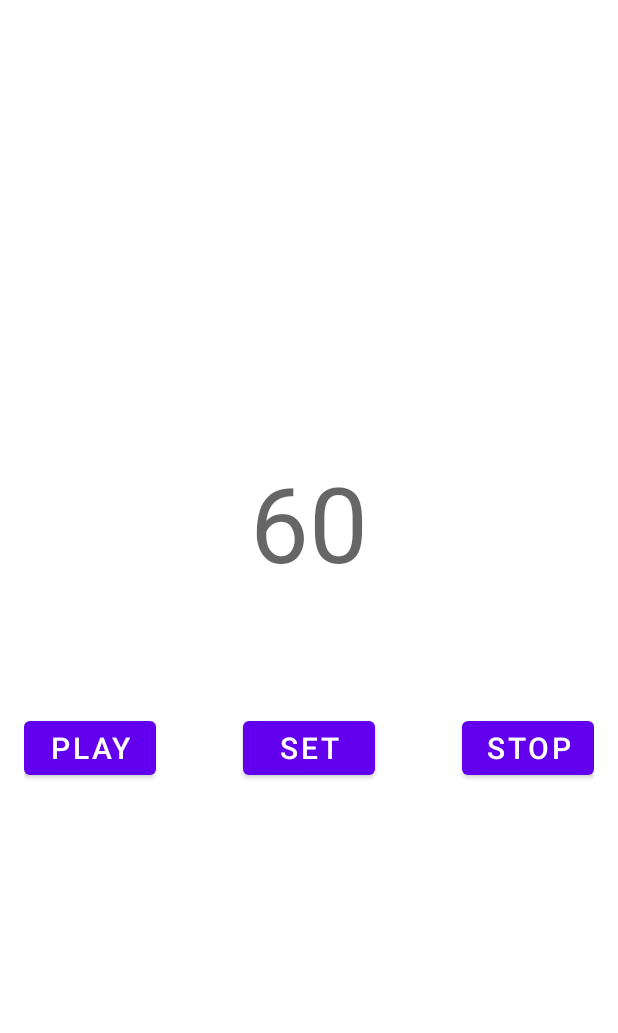
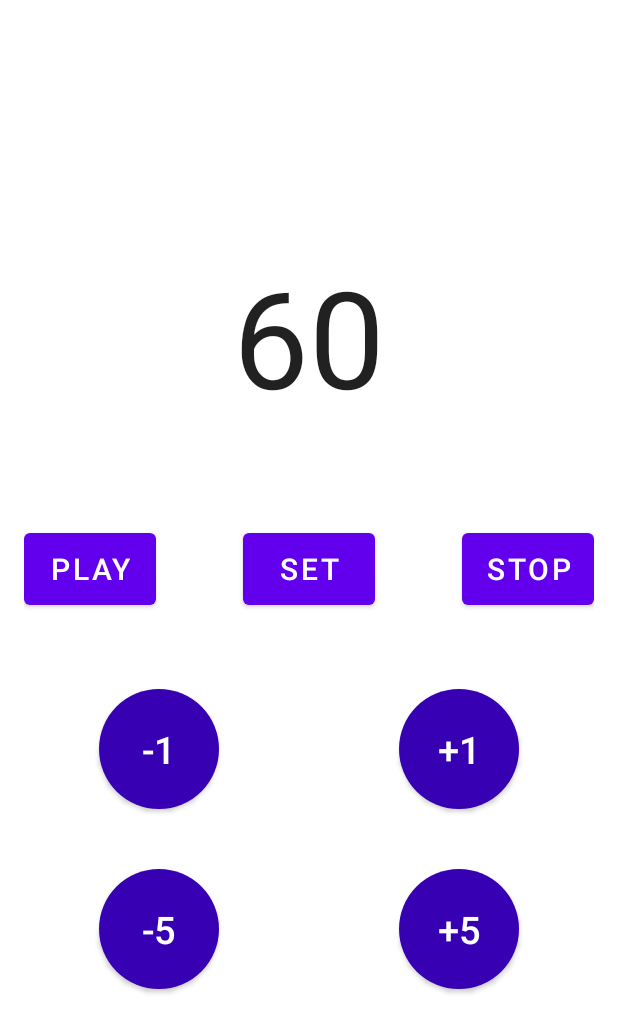
Before and after one commit to dddddjent/Metronome, an Android app: the screen it shows after launch (MainActivity), on a phone screen of 412 x 824 dp. Shown: the top 1033 px of the screen. Run offline under Robolectric (Android 15) with nearby library versions, the phone set to English and light mode, and no system bars.

Commit message:
Functions completed

```diff
--- a/app/src/main/java/com/example/metronome/MainActivity.kt
+++ b/app/src/main/java/com/example/metronome/MainActivity.kt
@@ -19,6 +19,32 @@ class MainActivity : AppCompatActivity() {
 
         soundManager = SoundManager(this)
 
+        initButtons()
+    }
+
+    private fun bpmToIntervalMS(bpm: Long): Long {
+        return 60000 / bpm
+    }
+
+    private fun changeBPM(value: Int, isIncrease: Boolean) {
+        if (isIncrease)
+            soundManager.bpm = soundManager.bpm + value
+        else
+            soundManager.bpm = soundManager.bpm - value
+        val bpm = soundManager.bpm
+        val text = findViewById<TextView>(R.id.bpm_text)
+        text.setText(bpm.toString())
+
+        soundManager.interval = bpmToIntervalMS(bpm)
+        if (soundManager.isRunning == true) {
+            soundManager.stop()
+            soundManager.run()
+        }
+        Toast.makeText(this, "bpm: $bpm", Toast.LENGTH_SHORT).show()
+        Log.i(Tag, "bpm: $bpm")
+    }
+
+    fun initButtons() {
         val playButton = findViewById<Button>(R.id.play_button)
         playButton.setOnClickListener {
             soundManager.run()
@@ -41,6 +67,7 @@ class MainActivity : AppCompatActivity() {
                 Log.e(Tag, "Not an Integer!")
                 return@setOnClickListener
             }
+            soundManager.bpm = bpm
             soundManager.interval = bpmToIntervalMS(bpm)
             if (soundManager.isRunning == true) {
                 soundManager.stop()
@@ -49,9 +76,22 @@ class MainActivity : AppCompatActivity() {
             Toast.makeText(this, "bpm: $bpm", Toast.LENGTH_SHORT).show()
             Log.i(Tag, "bpm: $bpm")
         }
-    }
 
-    private fun bpmToIntervalMS(bpm: Long): Long {
-        return 60000 / bpm
+        val decOneButton = findViewById<Button>(R.id.dec_1_button)
+        decOneButton.setOnClickListener {
+            changeBPM(1, false)
+        }
+        val incOneButton = findViewById<Button>(R.id.inc_1_button)
+        incOneButton.setOnClickListener {
+            changeBPM(1, true)
+        }
+        val decFiveButton = findViewById<Button>(R.id.dec_5_button)
+        decFiveButton.setOnClickListener {
+            changeBPM(5, false)
+        }
+        val incFiveButton = findViewById<Button>(R.id.inc_5_button)
+        incFiveButton.setOnClickListener {
+            changeBPM(5, true)
+        }
     }
 }
--- a/app/src/main/java/com/example/metronome/SoundManager.kt
+++ b/app/src/main/java/com/example/metronome/SoundManager.kt
@@ -13,6 +13,7 @@ class SoundManager(val context: MainActivity) {
     private val soundID = HashMap<String, Int>()
     private val maxStreams = 5
     var interval = 1000L
+    var bpm = 60L
     var isRunning = false
     private val executionService = Executors.newScheduledThreadPool(3)
     private var futureTask: ScheduledFuture<*>
--- /dev/null
+++ b/app/src/main/res/drawable/circle_button.xml
@@ -0,0 +1,8 @@
+<?xml version="1.0" encoding="utf-8"?>
+<shape xmlns:android="http://schemas.android.com/apk/res/android"
+    android:shape="oval">
+    <solid android:color="@color/purple_700" />   <!-- 设置背景颜色 -->
+    <size
+        android:width="@dimen/button_radius"
+        android:height="@dimen/button_radius" />
+</shape>
--- a/app/src/main/res/layout/activity_main.xml
+++ b/app/src/main/res/layout/activity_main.xml
@@ -20,15 +20,15 @@
             android:layout_width="match_parent"
             android:layout_height="wrap_content"
             android:background="@null"
-            android:hint="60"
+            android:text="60"
             android:singleLine="true"
             android:textAlignment="center"
-            android:textSize="70sp" />
+            android:textSize="90sp" />
 
         <TextView
             android:id="@+id/blank_text"
             android:layout_width="match_parent"
-            android:layout_height="80dp"
+            android:layout_height="65dp"
             android:layout_below="@id/bpm_text"
             android:background="@null"
             android:text="" />
@@ -36,7 +36,7 @@
         <Button
             android:id="@+id/play_button"
             android:layout_width="wrap_content"
-            android:layout_height="wrap_content"
+            android:layout_height="@dimen/button_height"
             android:layout_below="@id/blank_text"
             android:layout_alignParentStart="true"
             android:text="PLAY"
@@ -45,7 +45,7 @@
         <Button
             android:id="@+id/stop_button"
             android:layout_width="wrap_content"
-            android:layout_height="wrap_content"
+            android:layout_height="@dimen/button_height"
             android:layout_below="@id/blank_text"
             android:layout_alignParentEnd="true"
             android:text="STOP"
@@ -54,10 +54,74 @@
         <Button
             android:id="@+id/set_button"
             android:layout_width="-1dp"
-            android:layout_height="wrap_content"
+            android:layout_height="@dimen/button_height"
             android:layout_below="@id/blank_text"
             android:layout_centerHorizontal="true"
             android:text="SET"
             android:textSize="20sp" />
+
+        <TextView
+            android:id="@+id/blank_text_1"
+            android:layout_width="match_parent"
+            android:layout_height="50dp"
+            android:layout_below="@id/set_button"
+            android:background="@null"
+            android:text="" />
+
+        <android.widget.Button
+            android:id="@+id/dec_1_button"
+            android:layout_width="@dimen/button_radius"
+            android:layout_height="@dimen/button_radius"
+            android:layout_below="@id/blank_text_1"
+            android:layout_alignParentStart="true"
+            android:layout_marginStart="50dp"
+            android:background="@drawable/circle_button"
+            android:text="-1"
+            android:textColor="@color/white"
+            android:textSize="@dimen/circle_button_text_size" />
+
+        <android.widget.Button
+            android:id="@+id/inc_1_button"
+            android:layout_width="@dimen/button_radius"
+            android:layout_height="@dimen/button_radius"
+            android:layout_below="@id/blank_text_1"
+            android:layout_alignParentEnd="true"
+            android:layout_marginEnd="50dp"
+            android:background="@drawable/circle_button"
+            android:text="+1"
+            android:textColor="@color/white"
+            android:textSize="@dimen/circle_button_text_size" />
+
+        <TextView
+            android:id="@+id/blank_text_2"
+            android:layout_width="match_parent"
+            android:layout_height="40dp"
+            android:layout_below="@id/inc_1_button"
+            android:background="@null"
+            android:text="" />
+
+        <android.widget.Button
+            android:id="@+id/dec_5_button"
+            android:layout_width="@dimen/button_radius"
+            android:layout_height="@dimen/button_radius"
+            android:layout_below="@id/blank_text_2"
+            android:layout_alignParentStart="true"
+            android:layout_marginStart="50dp"
+            android:background="@drawable/circle_button"
+            android:text="-5"
+            android:textColor="@color/white"
+            android:textSize="@dimen/circle_button_text_size" />
+
+        <android.widget.Button
+            android:id="@+id/inc_5_button"
+            android:layout_width="@dimen/button_radius"
+            android:layout_height="@dimen/button_radius"
+            android:layout_below="@id/blank_text_2"
+            android:layout_alignParentEnd="true"
+            android:layout_marginEnd="50dp"
+            android:background="@drawable/circle_button"
+            android:text="+5"
+            android:textColor="@color/white"
+            android:textSize="@dimen/circle_button_text_size" />
     </RelativeLayout>
 </androidx.constraintlayout.widget.ConstraintLayout>
--- /dev/null
+++ b/app/src/main/res/values/button_size.xml
@@ -0,0 +1,6 @@
+<?xml version="1.0" encoding="utf-8"?>
+<resources>
+    <dimen name="button_radius">80dp</dimen>
+    <dimen name="button_height">60dp</dimen>
+    <dimen name="circle_button_text_size">25sp</dimen>
+</resources>
```
